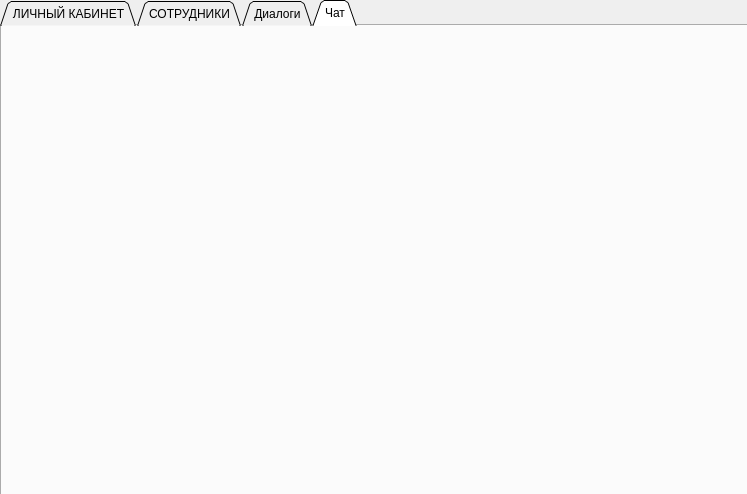
The window that main.ui (Beloglaz0v/PythonMessanger) describes before a commit, drawn with Qt 5.
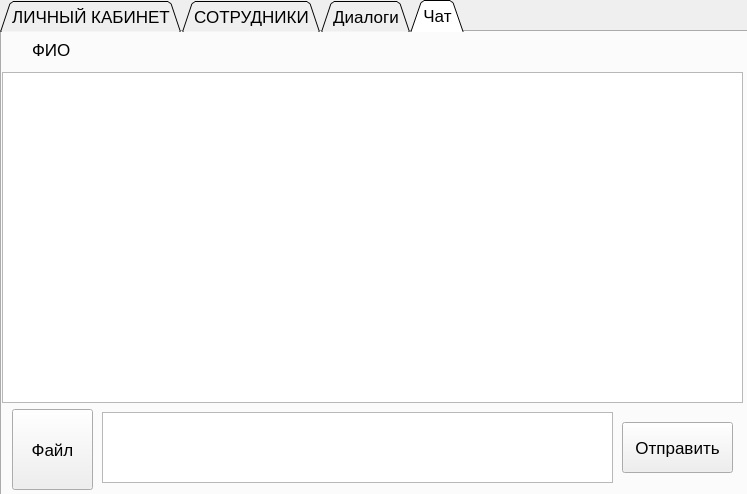
The same window after the commit. The open tabs and pages were chosen to show the change. Icons and pictures are not drawn.

Patch:
```diff
--- a/main.ui
+++ b/main.ui
@@ -10,6 +10,11 @@
     <height>494</height>
    </rect>
   </property>
+  <property name="font">
+   <font>
+    <pointsize>13</pointsize>
+   </font>
+  </property>
   <property name="windowTitle">
    <string>MainWindow</string>
   </property>
@@ -513,6 +518,71 @@
      <attribute name="title">
       <string>Чат</string>
      </attribute>
+     <widget class="QListWidget" name="listWidget_chat">
+      <property name="geometry">
+       <rect>
+        <x>0</x>
+        <y>40</y>
+        <width>741</width>
+        <height>331</height>
+       </rect>
+      </property>
+      <property name="layoutDirection">
+       <enum>Qt::LeftToRight</enum>
+      </property>
+      <property name="textElideMode">
+       <enum>Qt::ElideRight</enum>
+      </property>
+     </widget>
+     <widget class="QTextEdit" name="txt_message">
+      <property name="geometry">
+       <rect>
+        <x>100</x>
+        <y>380</y>
+        <width>511</width>
+        <height>71</height>
+       </rect>
+      </property>
+     </widget>
+     <widget class="QPushButton" name="btn_send_message">
+      <property name="geometry">
+       <rect>
+        <x>620</x>
+        <y>390</y>
+        <width>111</width>
+        <height>51</height>
+       </rect>
+      </property>
+      <property name="text">
+       <string>Отправить</string>
+      </property>
+     </widget>
+     <widget class="QLabel" name="lbl_FIO_chat">
+      <property name="geometry">
+       <rect>
+        <x>30</x>
+        <y>10</y>
+        <width>691</width>
+        <height>16</height>
+       </rect>
+      </property>
+      <property name="text">
+       <string>ФИО</string>
+      </property>
+     </widget>
+     <widget class="QPushButton" name="btn_file">
+      <property name="geometry">
+       <rect>
+        <x>10</x>
+        <y>377</y>
+        <width>81</width>
+        <height>81</height>
+       </rect>
+      </property>
+      <property name="text">
+       <string>Файл</string>
+      </property>
+     </widget>
     </widget>
    </widget>
   </widget>
```
Left out of the diff: 34 changed lines with no effect on the pictures.
